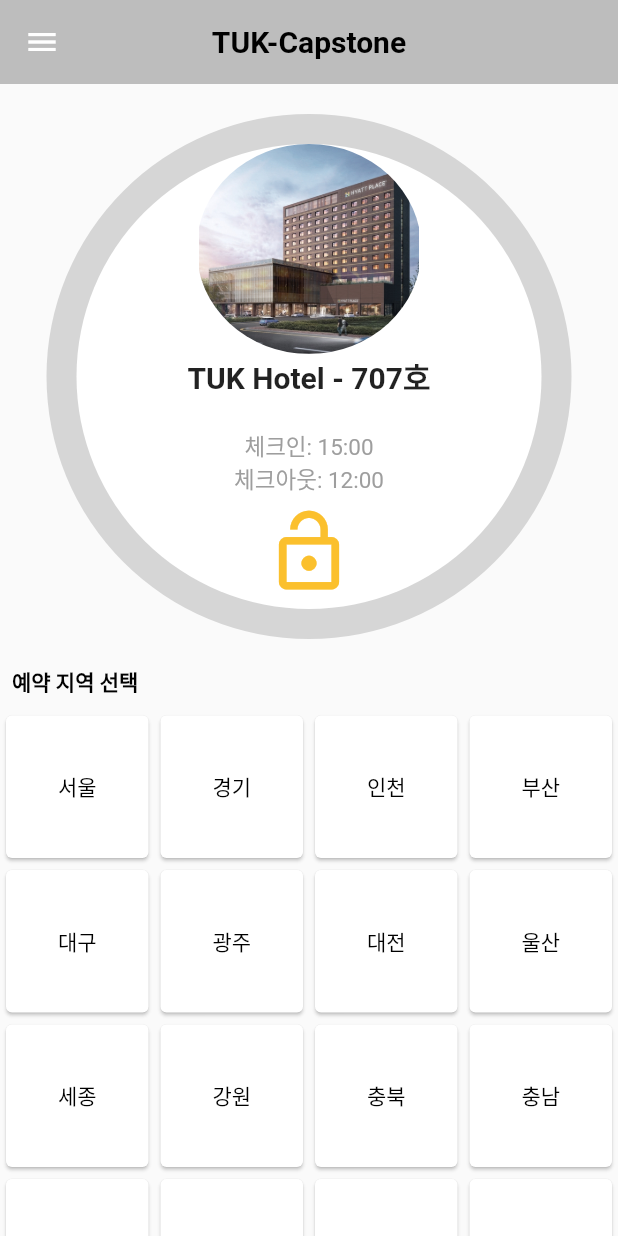
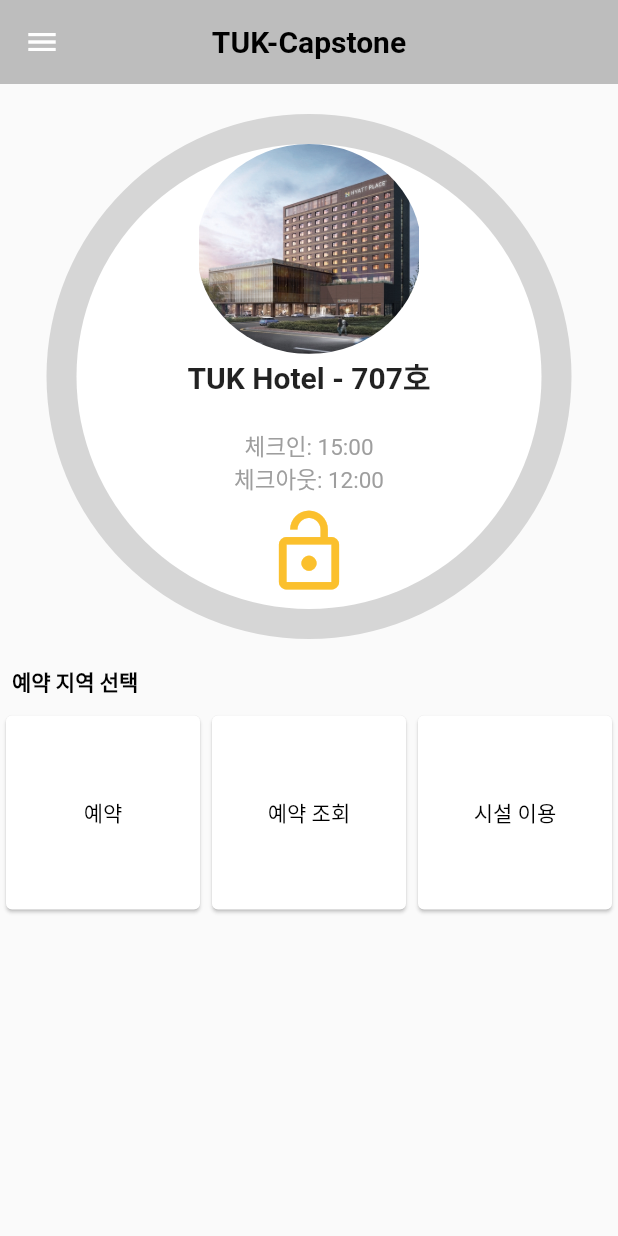
Before and after one commit to hallu0317/Capstone_Design_TUK, a Flutter app: the screen it shows once a user with an empty profile is signed in, on a phone screen of 412 x 824 dp. Run offline on Flutter 3.47's test engine with Material 2 defaults, Android fonts, the phone set to English and light mode, and no system bars; our stand-ins replace cloud_firestore, firebase_auth, firebase_core, get, google_sign_in; accounts and stored records are empty; network calls fail.

Commit message:
메인 홈 변경 및 예약페이지 수정(1)

```diff
--- a/FlutterLogin-main/FlutterLogin-main/lib/mainHome.dart
+++ b/FlutterLogin-main/FlutterLogin-main/lib/mainHome.dart
@@ -181,7 +181,7 @@ class _MainHomeState extends State<MainHome> {
                 itemCount: regions.length,
                 shrinkWrap: true,
                 gridDelegate: SliverGridDelegateWithFixedCrossAxisCount(
-                  crossAxisCount: 4,
+                  crossAxisCount: 3,
                 ),
                 itemBuilder: (BuildContext context, int index) {
                   return Flexible(
@@ -190,9 +190,13 @@ class _MainHomeState extends State<MainHome> {
                         child: Center(
                             child: TextButton(
                                 onPressed: () {
-                                  print('값 넘기기');
-                                  Get.to(RegionReservation(
-                                      region: regions[index]));
+                                  if (regions[index] == "예약") {
+                                    Get.to(RegionReservation());
+                                  } else if (regions[index] == "예약 조회") {
+                                    print("예약 조회 클릭");
+                                  } else if (regions[index] == "시설 이용") {
+                                    print("시설 이용 클릭");
+                                  }
                                 },
                                 child: Text(
                                   regions[index],
--- a/FlutterLogin-main/FlutterLogin-main/lib/regions.dart
+++ b/FlutterLogin-main/FlutterLogin-main/lib/regions.dart
@@ -1,21 +1,6 @@
 //예약 가능한 큰범위 지역들 (메인화면)
 var regions = [
-  "서울",
-  "경기",
-  "인천",
-  "부산",
-  "대구",
-  "광주",
-  "대전",
-  "울산",
-  "세종",
-  "강원",
-  "충북",
-  "충남",
-  "전북",
-  "전남",
-  "경북",
-  "경남",
-  "제주",
-  "일본"
+  "예약",
+  "예약 조회",
+  "시설 이용",
 ];
--- a/FlutterLogin-main/FlutterLogin-main/pubspec.yaml
+++ b/FlutterLogin-main/FlutterLogin-main/pubspec.yaml
@@ -70,6 +70,10 @@ flutter:
     - img/TUK.PNG
     - img/ex1.PNG
     - img/face_image.PNG
+    - img/room_img/Single.PNG
+    - img/room_img/Deluxe.PNG
+    - img/room_img/Executive.PNG
+    - img/room_img/Suite.PNG
   # An image asset can refer to one or more resolution-specific "variants", see
   # https://flutter.dev/assets-and-images/#resolution-aware.
 
```
Also changed, not shown: FlutterLogin-main/FlutterLogin-main/lib/regions_reservation.dart (+22 -12 lines), FlutterLogin-main/FlutterLogin-main/img/room_img/Deluxe.PNG (added), FlutterLogin-main/FlutterLogin-main/img/room_img/Executive.PNG (added), FlutterLogin-main/FlutterLogin-main/img/room_img/Single.PNG (added), FlutterLogin-main/FlutterLogin-main/img/room_img/Suite.PNG (added), FlutterLogin-main/FlutterLogin-main/pubspec.lock.
